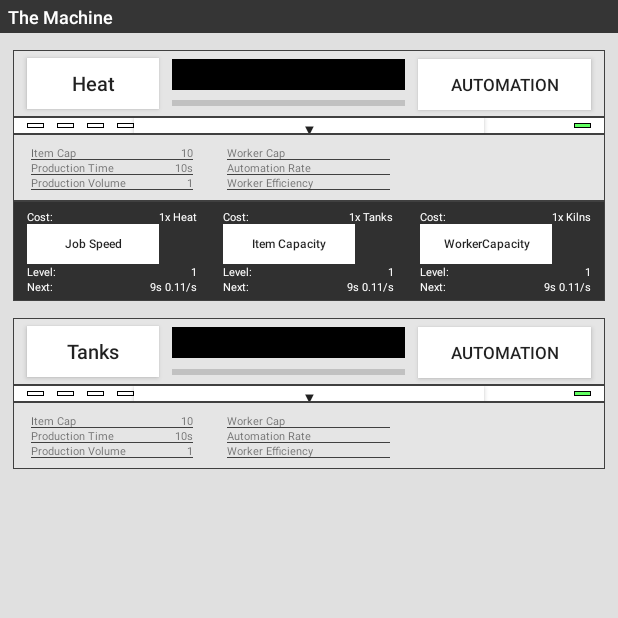
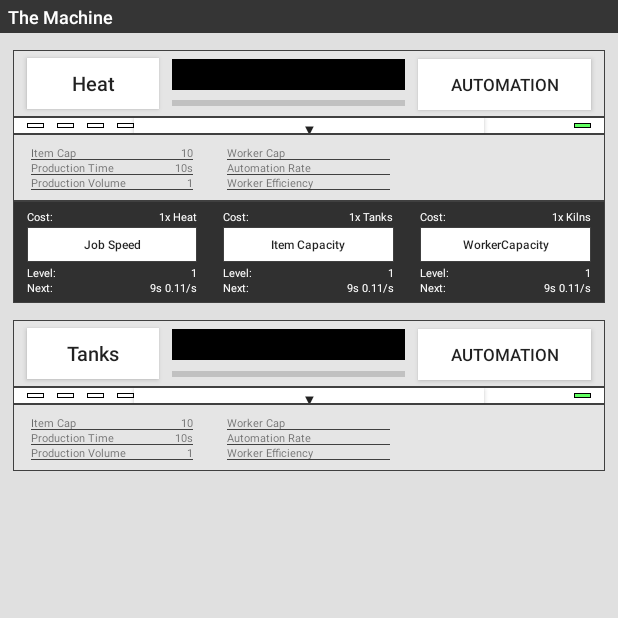
Before and after one commit to Lee-Hyeon/clicker_and_waiting, an Android app: the screen it shows after launch (MainActivity), on a phone screen of 412 x 824 dp, the top half of it. Run offline under Robolectric (Android 15) with nearby library versions, the phone set to English and light mode, and no system bars.

Commit message:
버튼 테두리 추가 및 레이아웃 정리

```diff
--- a/ClickerWaiting_OneScreen/app/src/main/res/layout/activity_main.xml
+++ b/ClickerWaiting_OneScreen/app/src/main/res/layout/activity_main.xml
@@ -508,7 +508,7 @@
             <!-- Heat upgrade bar -->
             <LinearLayout
                 android:layout_width="match_parent"
-                android:layout_height="30pt"
+                android:layout_height="wrap_content"
                 android:orientation="horizontal"
                 android:layout_marginLeft="4pt"
                 android:layout_marginRight="4pt"
@@ -562,19 +562,27 @@
                             </LinearLayout>
                         </LinearLayout>
                         <LinearLayout
-                            android:layout_width="wrap_content"
+                            android:layout_width="match_parent"
                             android:layout_height="wrap_content"
-                            android:layout_weight="100">
+                            android:layout_weight="100"
+                            android:layout_marginBottom="1pt"
+                            android:layout_marginTop="1pt"
+                            android:background="@color/frame">
+                            <LinearLayout
+                                android:layout_width="match_parent"
+                                android:layout_height="10pt"
+                                android:layout_margin="0.11pt">
                                 <Button
                                     android:id="@+id/bt_HeatSpeed"
-                                android:layout_width="wrap_content"
-                                android:layout_height="wrap_content"
+                                    android:layout_width="match_parent"
+                                    android:layout_height="match_parent"
                                     android:layout_weight="1"
+                                    android:onClick="itemClick"
                                     android:background="#ffffff"
-                                android:onClick="itemClick"
                                     android:text="@string/JobSpeed"
                                     android:textAllCaps="false"
                                     android:textSize="8sp" />
+                            </LinearLayout>
                         </LinearLayout>
                         <LinearLayout
                             android:layout_width="match_parent"
@@ -684,19 +692,27 @@
                             </LinearLayout>
                         </LinearLayout>
                         <LinearLayout
-                            android:layout_width="wrap_content"
+                            android:layout_width="match_parent"
                             android:layout_height="wrap_content"
-                            android:layout_weight="100">
+                            android:layout_weight="100"
+                            android:layout_marginBottom="1pt"
+                            android:layout_marginTop="1pt"
+                            android:background="@color/frame">
+                            <LinearLayout
+                                android:layout_width="match_parent"
+                                android:layout_height="10pt"
+                                android:layout_margin="0.11pt">
                                 <Button
-                                android:id="@+id/bt_HeatCapacity"
-                                android:layout_width="wrap_content"
-                                android:layout_height="wrap_content"
+                                    android:id="@+id/bt_HeatSpeed"
+                                    android:layout_width="match_parent"
+                                    android:layout_height="match_parent"
                                     android:layout_weight="1"
+                                    android:onClick="itemClick"
                                     android:background="#ffffff"
-                                android:onClick="itemClick"
                                     android:text="@string/ItemCapacity"
                                     android:textAllCaps="false"
                                     android:textSize="8sp" />
+                            </LinearLayout>
                         </LinearLayout>
                         <LinearLayout
                             android:layout_width="match_parent"
@@ -806,19 +822,27 @@
                             </LinearLayout>
                         </LinearLayout>
                         <LinearLayout
-                            android:layout_width="wrap_content"
+                            android:layout_width="match_parent"
                             android:layout_height="wrap_content"
-                            android:layout_weight="100">
+                            android:layout_weight="100"
+                            android:layout_marginBottom="1pt"
+                            android:layout_marginTop="1pt"
+                            android:background="@color/frame">
+                            <LinearLayout
+                                android:layout_width="match_parent"
+                                android:layout_height="10pt"
+                                android:layout_margin="0.11pt">
                                 <Button
-                                android:id="@+id/bt_HeatWorkercapacity"
-                                android:layout_width="wrap_content"
-                                android:layout_height="wrap_content"
+                                    android:id="@+id/bt_HeatSpeed"
+                                    android:layout_width="match_parent"
+                                    android:layout_height="match_parent"
                                     android:layout_weight="1"
+                                    android:onClick="itemClick"
                                     android:background="#ffffff"
-                                android:onClick="itemClick"
                                     android:text="@string/WorkerCapacity"
                                     android:textAllCaps="false"
                                     android:textSize="8sp" />
+                            </LinearLayout>
                         </LinearLayout>
                         <LinearLayout
                             android:layout_width="match_parent"
```
Lines whose indentation alone changed are shown as unchanged.
